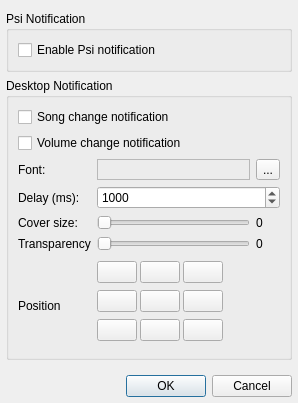
First picture: the form in src/plugins/General/notifier/settingsdialog.ui, repository ksv1986/qmmp-staging, before the edit.
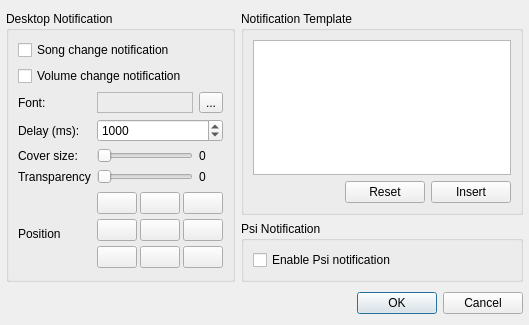
Second picture: the form after the edit.

What changed in the file:
```diff
--- a/src/plugins/General/notifier/settingsdialog.ui
+++ b/src/plugins/General/notifier/settingsdialog.ui
@@ -6,8 +6,8 @@
    <rect>
     <x>0</x>
     <y>0</y>
-    <width>298</width>
-    <height>403</height>
+    <width>529</width>
+    <height>325</height>
    </rect>
   </property>
   <property name="windowTitle">
@@ -23,24 +23,14 @@
    <property name="bottomMargin">
     <number>6</number>
    </property>
-   <item row="0" column="0" colspan="2">
-    <widget class="QGroupBox" name="groupBox_2">
-     <property name="title">
-      <string>Psi Notification</string>
-     </property>
-     <layout class="QVBoxLayout" name="verticalLayout">
-      <item>
-       <widget class="QCheckBox" name="psiCheckBox">
-        <property name="text">
-         <string>Enable Psi notification</string>
-        </property>
-       </widget>
-      </item>
-     </layout>
-    </widget>
-   </item>
-   <item row="1" column="0" colspan="2">
+   <item row="0" column="0" rowspan="2">
     <widget class="QGroupBox" name="groupBox">
+     <property name="sizePolicy">
+      <sizepolicy hsizetype="Expanding" vsizetype="Expanding">
+       <horstretch>0</horstretch>
+       <verstretch>0</verstretch>
+      </sizepolicy>
+     </property>
      <property name="title">
       <string>Desktop Notification</string>
      </property>
@@ -348,7 +338,77 @@
      </layout>
     </widget>
    </item>
-   <item row="2" column="0" rowspan="2">
+   <item row="0" column="1">
+    <widget class="QGroupBox" name="groupBox_3">
+     <property name="title">
+      <string>Notification Template</string>
+     </property>
+     <layout class="QGridLayout" name="gridLayout_4">
+      <item row="0" column="0" colspan="3">
+       <widget class="QPlainTextEdit" name="textEdit">
+        <property name="sizePolicy">
+         <sizepolicy hsizetype="Preferred" vsizetype="Expanding">
+          <horstretch>0</horstretch>
+          <verstretch>0</verstretch>
+         </sizepolicy>
+        </property>
+       </widget>
+      </item>
+      <item row="1" column="0">
+       <spacer name="horizontalSpacer_2">
+        <property name="orientation">
+         <enum>Qt::Horizontal</enum>
+        </property>
+        <property name="sizeHint" stdset="0">
+         <size>
+          <width>138</width>
+          <height>20</height>
+         </size>
+        </property>
+       </spacer>
+      </item>
+      <item row="1" column="1">
+       <widget class="QPushButton" name="resetButton">
+        <property name="text">
+         <string>Reset</string>
+        </property>
+       </widget>
+      </item>
+      <item row="1" column="2">
+       <widget class="QPushButton" name="insertButton">
+        <property name="text">
+         <string>Insert</string>
+        </property>
+       </widget>
+      </item>
+     </layout>
+    </widget>
+   </item>
+   <item row="1" column="1">
+    <widget class="QGroupBox" name="groupBox_2">
+     <property name="title">
+      <string>Psi Notification</string>
+     </property>
+     <layout class="QVBoxLayout" name="verticalLayout">
+      <item>
+       <widget class="QCheckBox" name="psiCheckBox">
+        <property name="sizePolicy">
+         <sizepolicy hsizetype="Preferred" vsizetype="Fixed">
+          <horstretch>0</horstretch>
+          <verstretch>0</verstretch>
+         </sizepolicy>
+        </property>
+        <property name="text">
+         <string>Enable Psi notification</string>
+        </property>
+       </widget>
+      </item>
+     </layout>
+    </widget>
+   </item>
+   <item row="2" column="0" colspan="2">
+    <layout class="QHBoxLayout" name="horizontalLayout">
+     <item>
     <spacer>
      <property name="orientation">
       <enum>Qt::Horizontal</enum>
@@ -361,7 +421,7 @@
      </property>
     </spacer>
    </item>
-   <item row="3" column="1">
+     <item>
     <widget class="QDialogButtonBox" name="buttonBox">
      <property name="sizePolicy">
       <sizepolicy hsizetype="Maximum" vsizetype="Fixed">
@@ -373,6 +433,8 @@
       <set>QDialogButtonBox::Cancel|QDialogButtonBox::Ok</set>
      </property>
     </widget>
+     </item>
+    </layout>
    </item>
   </layout>
  </widget>
```
Lines whose indentation alone changed are shown as unchanged.
